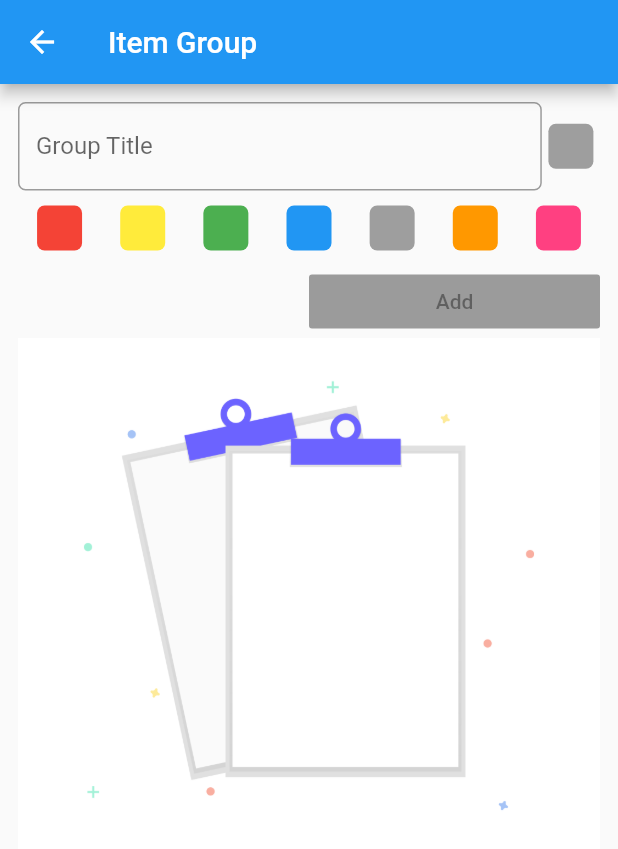
After one commit to pratyushharsh/inv, a Flutter app: the ItemGroupScreen screen opened directly, on a phone screen of 412 x 824 dp. The commit adds this screen. Shown: the top 849 px of the screen. Run offline on Flutter 3.47's test engine with Material 2 defaults, Android fonts, the phone set to English and light mode, and no system bars; our stand-ins replace bloc, equatable, flutter_bloc, google_fonts.

Commit message:
Added Item Category

```diff
--- /dev/null
+++ b/lib/bloc/item/bloc.dart
@@ -0,0 +1,3 @@
+export 'item_bloc.dart';
+export 'item_event.dart';
+export 'item_state.dart';
--- /dev/null
+++ b/lib/bloc/item/item_event.dart
@@ -0,0 +1,52 @@
+import 'package:equatable/equatable.dart';
+import 'package:inv/model/item_category.dart';
+import 'package:meta/meta.dart';
+
+@immutable
+abstract class ItemEvent extends Equatable {
+  const ItemEvent();
+
+  @override
+  List<Object> get props => [];
+}
+
+class ItemCategoryLoaded extends ItemEvent{}
+
+class ItemCategoryAdded extends ItemEvent {
+  final ItemCategory itemCategory;
+  ItemCategoryAdded({this.itemCategory});
+
+  @override
+  List<Object> get props => [itemCategory];
+
+  @override
+  String toString() {
+    return 'ItemCategoryAdded{itemCategory: $itemCategory}';
+  }
+}
+
+class ItemCategoryUpdated extends ItemEvent {
+  final ItemCategory itemCategory;
+  ItemCategoryUpdated({this.itemCategory});
+
+  @override
+  List<Object> get props => [itemCategory];
+
+  @override
+  String toString() {
+    return 'ItemCategoryUpdated{itemCategory: $itemCategory}';
+  }
+}
+
+class ItemCategoryDeleted extends ItemEvent {
+  final ItemCategory itemCategory;
+  ItemCategoryDeleted({this.itemCategory});
+
+  @override
+  List<Object> get props => [itemCategory];
+
+  @override
+  String toString() {
+    return 'ItemCategoryDeleted{itemCategory: $itemCategory}';
+  }
+}
--- /dev/null
+++ b/lib/bloc/item/item_state.dart
@@ -0,0 +1,29 @@
+import 'package:equatable/equatable.dart';
+import 'package:inv/model/item_category.dart';
+import 'package:meta/meta.dart';
+
+@immutable
+abstract class ItemState extends Equatable {
+  const ItemState();
+
+  @override
+  List<Object> get props => [];
+}
+
+class ItemCategoryLoadSuccess extends ItemState {
+  final List<ItemCategory> category;
+
+  const ItemCategoryLoadSuccess([this.category = const []]);
+
+  @override
+  List<Object> get props => [category];
+
+  @override
+  String toString() {
+    return 'ItemCategoryLoadSuccess{category: $category}';
+  }
+}
+
+class ItemCategoryLoading extends ItemState {}
+
+class ItemCategoryLoadFailure extends ItemState {}
--- /dev/null
+++ b/lib/entity/item_category_entity.dart
@@ -0,0 +1,9 @@
+import 'package:inv/generated/json/base/json_convert_content.dart';
+
+class ItemCategoryEntity with JsonConvert<ItemCategoryEntity> {
+	String name;
+	String description;
+	int color;
+
+	ItemCategoryEntity({this.name, this.description, this.color});
+}
--- /dev/null
+++ b/lib/model/item_category.dart
@@ -0,0 +1,40 @@
+import 'package:equatable/equatable.dart';
+import 'package:inv/entity/item_category_entity.dart';
+
+class ItemCategory  extends Equatable{
+  String name;
+  String description;
+  int color;
+
+	ItemCategory({this.name, this.description, this.color});
+
+	ItemCategory copyWith({String name, String description, String color}) {
+		return ItemCategory(
+			name: name ?? this.name,
+			description: description ?? this.description,
+			color: color ?? this.color
+		);
+	}
+
+	@override
+  List<Object> get props => [name, description, color];
+
+	ItemCategoryEntity toEntity() {
+		return ItemCategoryEntity(name: name, description: description, color: color);
+	}
+
+	static ItemCategory fromEntity(ItemCategoryEntity entity) {
+		return ItemCategory(
+			name: entity.name,
+			description: entity.description,
+			color: entity.color
+		);
+	}
+
+	@override
+	String toString() {
+		return 'ItemCategory{name: $name, description: $description, color: $color}';
+	}
+
+
+}
--- /dev/null
+++ b/lib/repository/item_repository.dart
@@ -0,0 +1,22 @@
+import 'dart:async';
+import 'dart:core';
+
+import 'package:inv/entity/item_category_entity.dart';
+
+class ItemRepository {
+  List<ItemCategoryEntity> item = [];
+
+  Future<List<ItemCategoryEntity>> loadItemCategory() async {
+//    item.add(ItemCategoryEntity(name: "Home",description: "Home Category", ));
+//    item.add(ItemCategoryEntity(name: "Fashion",description: "Home Category",));
+    await Future.delayed(Duration(seconds: 1));
+    return item;
+  }
+
+  Future<List<ItemCategoryEntity>> addItem(ItemCategoryEntity itm) async {
+    item.add(itm);
+    await Future.delayed(Duration(seconds: 1));
+    return item;
+  }
+
+}
--- /dev/null
+++ b/lib/screen/item_group.dart
@@ -0,0 +1,181 @@
+import 'dart:math';
+
+import 'package:flutter/cupertino.dart';
+import 'package:flutter/material.dart';
+import 'package:flutter_bloc/flutter_bloc.dart';
+import 'package:inv/bloc/item/bloc.dart';
+import 'package:inv/model/item_category.dart';
+
+class ItemGroupScreen extends StatefulWidget {
+  @override
+  _ItemGroupScreenState createState() => _ItemGroupScreenState();
+}
+
+class _ItemGroupScreenState extends State<ItemGroupScreen> {
+  var rng = new Random();
+  TextEditingController controller;
+  List<Color> colorList = [
+    Colors.red,
+    Colors.yellow,
+    Colors.green,
+    Colors.blue,
+    Colors.grey,
+    Colors.orange,
+    Colors.pinkAccent
+  ];
+  Color selectedColor;
+  bool colorSelected = true;
+  String groupName = "";
+
+  @override
+  void initState() {
+    super.initState();
+    controller = TextEditingController();
+    selectedColor = colorList[rng.nextInt(colorList.length - 1)];
+  }
+
+  @override
+  Widget build(BuildContext context) {
+    return Scaffold(
+      appBar: AppBar(
+        title: Text('Item Group'),
+      ),
+      body: SingleChildScrollView(
+        padding: EdgeInsets.all(12.0),
+        child: Column(
+          children: [
+            Row(
+              children: [
+                Expanded(
+                  flex: 9,
+                  child: TextField(
+                    controller: controller,
+                    onChanged: (val) {
+                      setState(() {
+                        groupName = val.trim();
+                      });
+                    },
+                    decoration: InputDecoration(
+                        labelText: 'Group Title',
+                        border: OutlineInputBorder(
+                            borderRadius: BorderRadius.circular(5.0))),
+                  ),
+                ),
+                Expanded(
+                  flex: 1,
+                  child: Center(
+                    child: GestureDetector(
+                      onTap: () {
+                        setState(() {
+                          colorSelected = !colorSelected;
+                        });
+                      },
+                      child: Container(
+                        decoration: BoxDecoration(
+                            color: selectedColor,
+                            borderRadius: BorderRadius.circular(5)),
+                        height: 30,
+                        width: 30,
+                      ),
+                    ),
+                  ),
+                )
+              ],
+            ),
+            colorSelected
+                ? SizedBox(
+                    height: 10,
+                  )
+                : Container(),
+            !colorSelected
+                ? Container()
+                : Row(
+                    children: colorList
+                        .map((e) => Expanded(
+                              flex: 1,
+                              child: Center(
+                                child: GestureDetector(
+                                  onTap: () {
+                                    setState(() {
+                                      colorSelected = !colorSelected;
+                                      selectedColor = e;
+                                    });
+                                  },
+                                  child: Container(
+                                    decoration: BoxDecoration(
+                                        color: e,
+                                        borderRadius: BorderRadius.circular(5)),
+                                    height: 30,
+                                    width: 30,
+                                  ),
+                                ),
+                              ),
+                            ))
+                        .toList(),
+                  ),
+            SizedBox(
+              height: 10,
+            ),
+            Row(
+              children: [
+                Expanded(
+                  child: Container(),
+                ),
+                Expanded(
+                  child: RaisedButton(
+                    color: Theme.of(context).primaryColor,
+                    child: Text('Add'),
+                    onPressed: groupName.isNotEmpty
+                        ? () {
+                            FocusScopeNode currentFocus = FocusScope.of(context);
+                            if (!currentFocus.hasPrimaryFocus) {
+                              currentFocus.unfocus();
+                            }
+                            ItemCategory itmCat = ItemCategory(
+                                name: groupName,
+                                color: selectedColor.value);
+                            controller.clear();
+                            BlocProvider.of<ItemBloc>(context)
+                                .add(ItemCategoryAdded(itemCategory: itmCat));
+                          }
+                        : null,
+                  ),
+                ),
+              ],
+            ),
+            CategoryChip()
+          ],
+        ),
+      ),
+    );
+  }
+}
+
+class CategoryChip extends StatelessWidget {
+  @override
+  Widget build(BuildContext context) {
+    return BlocBuilder<ItemBloc, ItemState>(
+        builder: (BuildContext context, ItemState state) {
+      if (state is ItemCategoryLoadSuccess) {
+        if (state.category.isEmpty) {
+          return Container(
+            child: Image.asset('assets/images/no_data.png', fit: BoxFit.contain,),
+          );
+        }
+        return Wrap(
+          spacing: 10.0,
+          children: state.category
+              .map((e) => Chip(
+                    label: Text(e.name),
+                    backgroundColor: e.color!= null ? Color(e.color) : Colors.grey,
+                  ))
+              .toList(),
+        );
+      }
+      if (state is ItemCategoryLoading) {
+        return Center(child: CircularProgressIndicator());
+      }
+      return Container();
+    });
+  }
+}
--- a/lib/screen/login_screen.dart
+++ b/lib/screen/login_screen.dart
@@ -1,5 +1,6 @@
 import 'package:flutter/material.dart';
 import 'package:flutter_bloc/flutter_bloc.dart';
+import 'package:inv/bloc/authentication/bloc.dart';
 import 'package:inv/bloc/login/bloc.dart';
 import 'package:inv/generated/l10n.dart';
 import 'package:inv/screen/settings_screen.dart';
@@ -23,7 +24,9 @@ class LoginScreen extends StatelessWidget {
         ],
       ),
       body: BlocProvider<LoginBloc>(
-        create: (create) => LoginBloc(),
+        create: (create) => LoginBloc(
+            authenticationBloc: BlocProvider.of<AuthenticationBloc>(context)
+        ),
         child: LoginForm(),
       ),
     );
--- a/pubspec.yaml
+++ b/pubspec.yaml
@@ -23,6 +23,7 @@ dependencies:
     sdk: flutter
   intl:
   flutter_bloc:
+  hydrated_bloc: ^3.1.0
   equatable:
   google_fonts: ^1.0.0
 
@@ -47,7 +48,8 @@ flutter:
   uses-material-design: true
 
   # To add assets to your application, add an assets section, like this:
-  # assets:
+  assets:
+    - assets/images/
   #  - images/a_dot_burr.jpeg
   #  - images/a_dot_ham.jpeg
 
```
Also changed, not shown: lib/bloc/item/item_bloc.dart (added, +51 -0 lines), lib/bloc/login/login_bloc.dart (+13 -0 lines), lib/main.dart (+16 -9 lines), lib/screen/dashboard_screen.dart (+40 -0 lines), lib/screen/item_screen.dart (added, +53 -0 lines), assets/images/no_data.png (added), lib/generated/json/base/json_convert_content.dart (added), lib/generated/json/base/json_filed.dart (added), lib/generated/json/item_category_entity_helper.dart (added), pubspec.lock.
